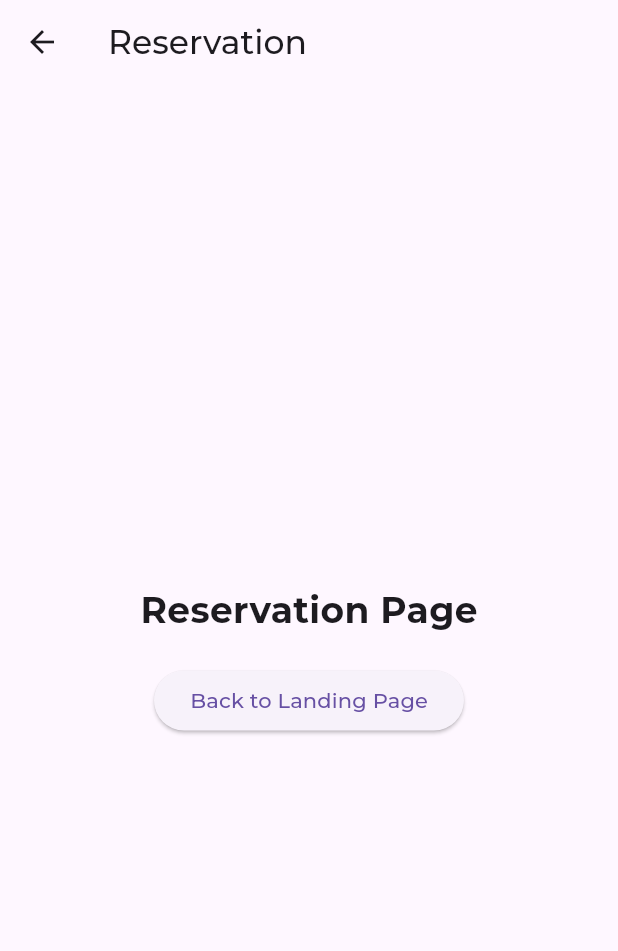
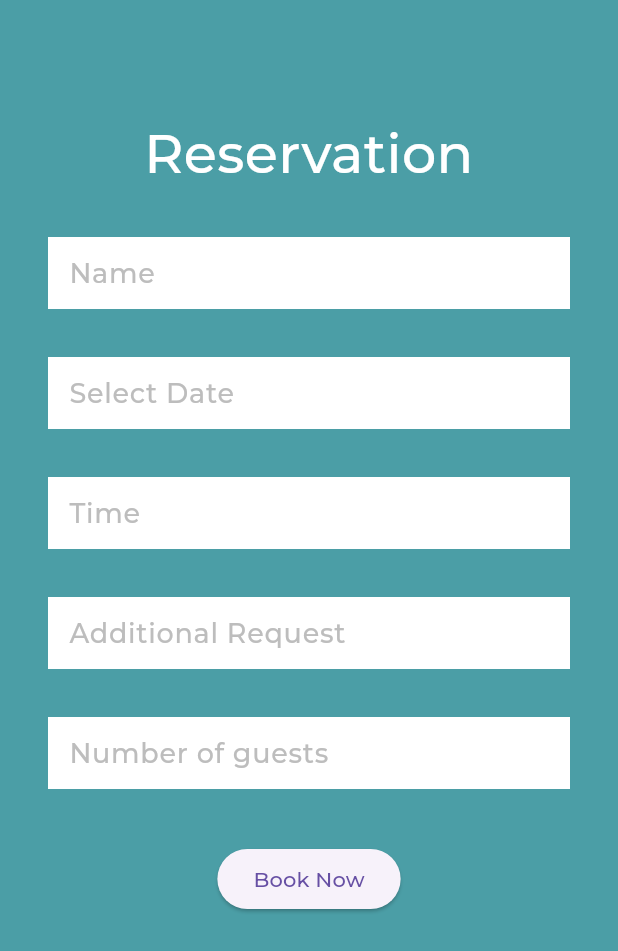
Before and after one commit to haziq-aziz/MUC-Project, a Flutter app: the ReservationPage screen opened directly, on a phone screen of 412 x 824 dp. Shown: the top 951 px of the screen. Run offline on Flutter 3.47's test engine with Material 3 defaults, Android fonts, the phone set to English and light mode, and no system bars; project files that could hold a hidden picture were left out.

Commit message:
Added Form & intl Package for Date Formatting

```diff
--- a/lib/reservationpage.dart
+++ b/lib/reservationpage.dart
@@ -1,36 +1,144 @@
 import 'package:flutter/material.dart';
-import 'landingpage.dart';
+import 'package:intl/intl.dart';
 
-class ReservationPage extends StatelessWidget {
-  const ReservationPage({super.key});
+class ReservationPage extends StatefulWidget {
+  const ReservationPage({Key? key}) : super(key: key);
+
+  @override
+  _ReservationPageState createState() => _ReservationPageState();
+}
+
+class _ReservationPageState extends State<ReservationPage> {
+  DateTime? selectedDate; // Variable to store the selected date
+
   @override
   Widget build(BuildContext context) {
     return Scaffold(
-      appBar: AppBar(
-        title: const Text('Reservation'),
-      ),
-      body: Center(
+      backgroundColor: Color(0xFF4B9EA6),
+      body: SafeArea(
+        child: SingleChildScrollView(
+          padding: EdgeInsets.all(16.0),
+          child: Padding (padding: const EdgeInsets.only(top:60.0),
           child: Column(
             mainAxisAlignment: MainAxisAlignment.center,
-          children: [
+            children: <Widget>[
               const Text(
-              'Reservation Page',
+                'Reservation',
+                textAlign: TextAlign.center,
                 style: TextStyle(
-                fontSize: 24,
-                fontWeight: FontWeight.bold,
+                  color: Colors.white,
+                  fontSize: 36,
+                  fontWeight: FontWeight.w400,
                 ),
               ),
-            const SizedBox(height: 20),
+              const SizedBox(height: 15),
+              Padding(
+                padding: const EdgeInsets.all(16.0),
+                child: TextFormField(
+                  style: const TextStyle(color: Colors.grey, fontSize: 18),
+                  decoration: InputDecoration(
+                    hintText: 'Name',
+                    hintStyle: TextStyle(color: Colors.grey[400]),
+                    filled: true,
+                    fillColor: Colors.white,
+                    border: InputBorder.none,
+                    contentPadding: EdgeInsets.all(10),
+                  ),
+                  keyboardType: TextInputType.text,
+                ),
+              ),
+              Padding(
+                padding: const EdgeInsets.all(16.0),
+                child: TextFormField(
+                  readOnly: true,
+                  style: const TextStyle(color: Colors.grey, fontSize: 18),
+                  decoration: InputDecoration(
+                    hintText: selectedDate != null
+                        ? DateFormat('dd MMM yyyy').format(selectedDate!)
+                        : 'Select Date',
+                    hintStyle: TextStyle(
+                      color: selectedDate != null ? Colors.black : Colors.grey[400],
+                    ),
+                    filled: true,
+                    fillColor: Colors.white,
+                    border: InputBorder.none,
+                    contentPadding: EdgeInsets.all(10),
+                  ),
+                  onTap: () async {
+                    // Show date picker
+                    DateTime? pickedDate = await showDatePicker(
+                      context: context,
+                      initialDate: selectedDate ?? DateTime.now(),
+                      firstDate: DateTime.now(),
+                      lastDate: DateTime.now().add(Duration(days: 365)),
+                    );
+                    if (pickedDate != null) {
+                      // Update selected date
+                      setState(() {
+                        selectedDate = pickedDate;
+                      });
+                    }
+                  },
+                ),
+              ),
+              Padding(
+                padding: const EdgeInsets.all(16.0),
+                child: TextFormField(
+                  style: const TextStyle(color: Colors.grey, fontSize: 18),
+                  decoration: InputDecoration(
+                    hintText: 'Time',
+                    hintStyle: TextStyle(color: Colors.grey[400]),
+                    filled: true,
+                    fillColor: Colors.white,
+                    border: InputBorder.none,
+                    contentPadding: EdgeInsets.all(10),
+                  ),
+                  keyboardType: TextInputType.datetime,
+                  onTap: () async {
+                    // Show time picker
+                  },
+                ),
+              ),
+              Padding(
+                padding: const EdgeInsets.all(16.0),
+                child: TextFormField(
+                  style: const TextStyle(color: Colors.grey, fontSize: 18),
+                  decoration: InputDecoration(
+                    hintText: 'Additional Request',
+                    hintStyle: TextStyle(color: Colors.grey[400]),
+                    filled: true,
+                    fillColor: Colors.white,
+                    border: InputBorder.none,
+                    contentPadding: EdgeInsets.all(10),
+                  ),
+                  keyboardType: TextInputType.text,
+                ),
+              ),
+              Padding(
+                padding: const EdgeInsets.all(16.0),
+                child: TextFormField(
+                  style: const TextStyle(color: Colors.grey, fontSize: 18),
+                  decoration: InputDecoration(
+                    hintText: 'Number of guests',
+                    hintStyle: TextStyle(color: Colors.grey[400]),
+                    filled: true,
+                    fillColor: Colors.white,
+                    border: InputBorder.none,
+                    contentPadding: EdgeInsets.all(10),
+                  ),
+                  keyboardType: TextInputType.text,
+                ),
+              ),
+              SizedBox(height: 20),
               ElevatedButton(
                 onPressed: () {
-                Navigator.push(
-                  context,
-                  MaterialPageRoute(builder: (context) => LandingPage()),
-                );
+                  // Handle reservation logic
                 },
-              child: const Text('Back to Landing Page'),
+                child: Text('Book Now'),
               ),
             ],
+          ),
+          ),
         ),
       ),
     );
--- a/pubspec.yaml
+++ b/pubspec.yaml
@@ -30,6 +30,7 @@ environment:
 dependencies:
   flutter:
     sdk: flutter
+  intl: ^0.19.0
 
 
   # The following adds the Cupertino Icons font to your application.
```
Also changed, not shown: pubspec.lock. Lines whose indentation alone changed are shown as unchanged.
